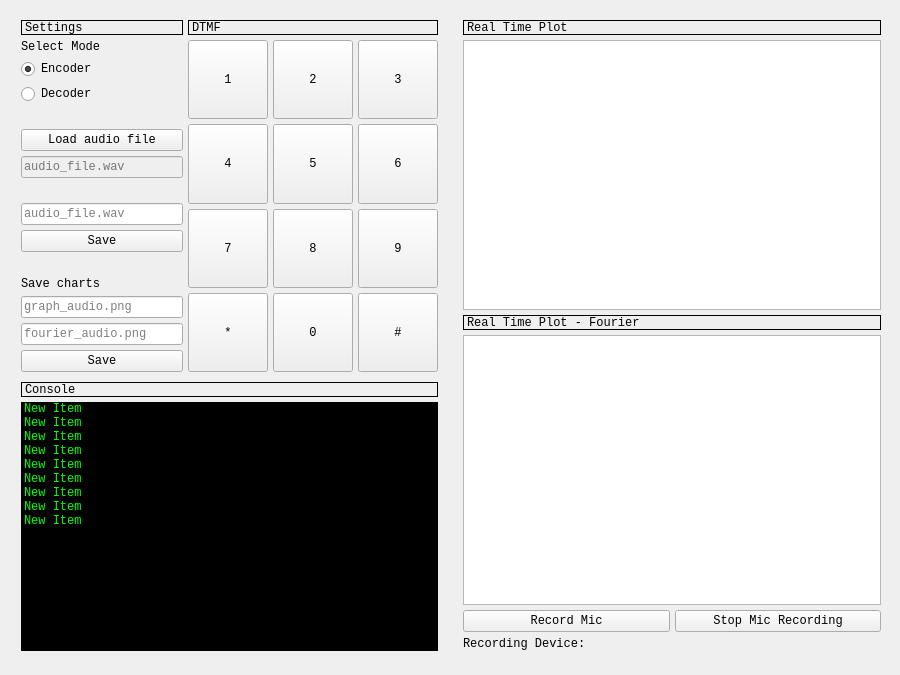
Qt form MainWindow.ui (martimfj/lmmf_sound) before a commit.
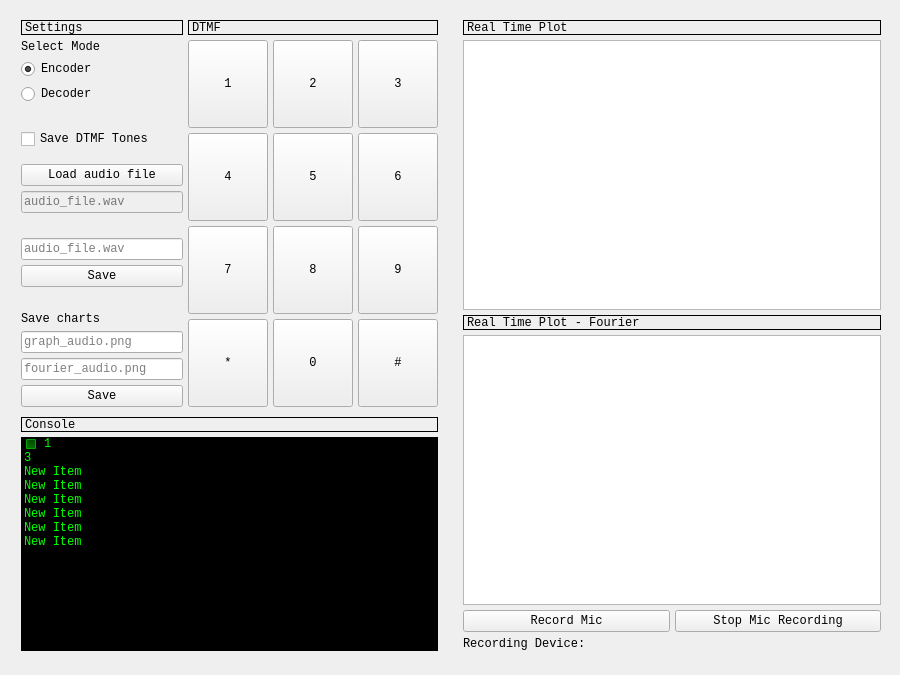
The same form after that commit. Custom widgets are drawn as their Qt base class.

Commit message: Save DTMF generated tones

What changed in the file:
```diff
--- a/MainWindow.ui
+++ b/MainWindow.ui
@@ -160,6 +160,26 @@
              </property>
             </spacer>
            </item>
+           <item>
+            <widget class="QCheckBox" name="checkBox_saveDTMF">
+             <property name="text">
+              <string>Save DTMF Tones</string>
+             </property>
+            </widget>
+           </item>
+           <item>
+            <spacer name="verticalSpacer_4">
+             <property name="orientation">
+              <enum>Qt::Vertical</enum>
+             </property>
+             <property name="sizeHint" stdset="0">
+              <size>
+               <width>20</width>
+               <height>10</height>
+              </size>
+             </property>
+            </spacer>
+           </item>
            <item>
             <widget class="QPushButton" name="button_load_file_name">
              <property name="text">
@@ -540,6 +560,8 @@
          </property>
          <property name="styleSheet">
           <string notr="true">background-color: rgb(0, 0, 0);
+selection-background-color: rgb(0, 0, 0);
+selection-color: rgb(0, 0, 0);
 font: 8pt &quot;Consolas&quot;;
 color: rgb(0, 255, 0);</string>
          </property>
@@ -568,13 +590,19 @@
           <enum>QAbstractItemView::SelectColumns</enum>
          </property>
          <property name="textElideMode">
-          <enum>Qt::ElideRight</enum>
+          <enum>Qt::ElideNone</enum>
          </property>
          <property name="verticalScrollMode">
           <enum>QAbstractItemView::ScrollPerItem</enum>
          </property>
+         <property name="flow">
+          <enum>QListView::TopToBottom</enum>
+         </property>
          <property name="isWrapping" stdset="0">
-          <bool>true</bool>
+          <bool>false</bool>
+         </property>
+         <property name="resizeMode">
+          <enum>QListView::Adjust</enum>
          </property>
          <property name="layoutMode">
           <enum>QListView::SinglePass</enum>
@@ -582,25 +610,38 @@
          <property name="viewMode">
           <enum>QListView::ListMode</enum>
          </property>
-         <property name="wordWrap">
-          <bool>true</bool>
+         <property name="modelColumn">
+          <number>0</number>
          </property>
          <property name="selectionRectVisible">
           <bool>true</bool>
          </property>
          <item>
           <property name="text">
-           <string>New Item</string>
+           <string>1</string>
           </property>
-         </item>
-         <item>
-          <property name="text">
-           <string>New Item</string>
+          <property name="toolTip">
+           <string notr="true"/>
           </property>
+          <property name="statusTip">
+           <string notr="true"/>
+          </property>
+          <property name="whatsThis">
+           <string notr="true"/>
+          </property>
+          <property name="checkState">
+           <enum>PartiallyChecked</enum>
+          </property>
+          <property name="flags">
+           <set>NoItemFlags</set>
+          </property>
          </item>
          <item>
           <property name="text">
-           <string>New Item</string>
+           <string>3</string>
+          </property>
+          <property name="flags">
+           <set>NoItemFlags</set>
           </property>
          </item>
          <item>
```
Left out of the diff: 9 changed lines with no effect on the pictures. The commit also changes 2 other files.
